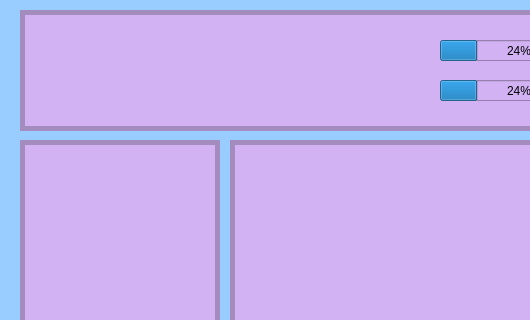
This is Tareas/T02v2/qt-designer-ventana_juego.ui in domingo2000/ProgramacionAvanzada as Qt 5 draws it before an edit; both pictures show x 0 to 530 and y 0 to 320 of the 1034 by 657 pixel window. The edited form follows.
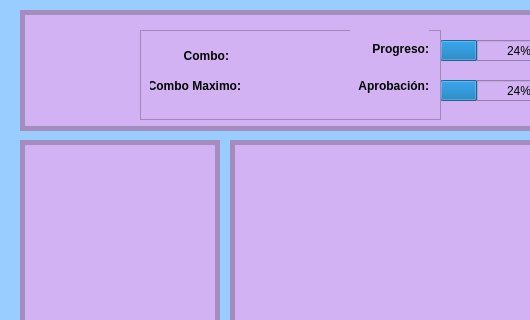
This is the edited form. Icons and pictures are not drawn.

Commit message: actualizada la interfaz

Diff of the .ui file:
```diff
--- a/Tareas/T02v2/qt-designer-ventana_juego.ui
+++ b/Tareas/T02v2/qt-designer-ventana_juego.ui
@@ -124,93 +124,6 @@
      <bool>true</bool>
     </property>
    </widget>
-   <widget class="QFrame" name="frame">
-    <property name="geometry">
-     <rect>
-      <x>120</x>
-      <y>20</y>
-      <width>301</width>
-      <height>90</height>
-     </rect>
-    </property>
-    <property name="styleSheet">
-     <string notr="true">font-weight: bold;</string>
-    </property>
-    <property name="frameShape">
-     <enum>QFrame::StyledPanel</enum>
-    </property>
-    <property name="frameShadow">
-     <enum>QFrame::Raised</enum>
-    </property>
-    <widget class="QLabel" name="label_4">
-     <property name="geometry">
-      <rect>
-       <x>210</x>
-       <y>0</y>
-       <width>79</width>
-       <height>37</height>
-      </rect>
-     </property>
-     <property name="text">
-      <string>Progreso:</string>
-     </property>
-     <property name="alignment">
-      <set>Qt::AlignRight|Qt::AlignTrailing|Qt::AlignVCenter</set>
-     </property>
-    </widget>
-    <widget class="QLabel" name="label_aprobacion">
-     <property name="geometry">
-      <rect>
-       <x>210</x>
-       <y>40</y>
-       <width>79</width>
-       <height>31</height>
-      </rect>
-     </property>
-     <property name="text">
-      <string>Aprobación:</string>
-     </property>
-     <property name="alignment">
-      <set>Qt::AlignRight|Qt::AlignTrailing|Qt::AlignVCenter</set>
-     </property>
-    </widget>
-    <widget class="QLabel" name="mayor_combo_3">
-     <property name="geometry">
-      <rect>
-       <x>10</x>
-       <y>10</y>
-       <width>79</width>
-       <height>31</height>
-      </rect>
-     </property>
-     <property name="text">
-      <string>Combo:</string>
-     </property>
-     <property name="alignment">
-      <set>Qt::AlignRight|Qt::AlignTrailing|Qt::AlignVCenter</set>
-     </property>
-    </widget>
-    <widget class="QLabel" name="mayor_combo">
-     <property name="geometry">
-      <rect>
-       <x>10</x>
-       <y>40</y>
-       <width>91</width>
-       <height>31</height>
-      </rect>
-     </property>
-     <property name="text">
-      <string>Mayor Combo:</string>
-     </property>
-     <property name="alignment">
-      <set>Qt::AlignRight|Qt::AlignTrailing|Qt::AlignVCenter</set>
-     </property>
-    </widget>
-    <zorder>label_4</zorder>
-    <zorder>label_aprobacion</zorder>
-    <zorder>mayor_combo</zorder>
-    <zorder>mayor_combo_3</zorder>
-   </widget>
    <widget class="QFrame" name="frame_2">
     <property name="geometry">
      <rect>
@@ -417,9 +330,95 @@
      <string/>
     </property>
    </widget>
+   <widget class="QFrame" name="frame_5">
+    <property name="geometry">
+     <rect>
+      <x>120</x>
+      <y>20</y>
+      <width>301</width>
+      <height>90</height>
+     </rect>
+    </property>
+    <property name="styleSheet">
+     <string notr="true">font-weight: bold;</string>
+    </property>
+    <property name="frameShape">
+     <enum>QFrame::StyledPanel</enum>
+    </property>
+    <property name="frameShadow">
+     <enum>QFrame::Raised</enum>
+    </property>
+    <widget class="QLabel" name="label_4">
+     <property name="geometry">
+      <rect>
+       <x>210</x>
+       <y>0</y>
+       <width>79</width>
+       <height>37</height>
+      </rect>
+     </property>
+     <property name="text">
+      <string>Progreso:</string>
+     </property>
+     <property name="alignment">
+      <set>Qt::AlignRight|Qt::AlignTrailing|Qt::AlignVCenter</set>
+     </property>
+    </widget>
+    <widget class="QLabel" name="label_aprobacion">
+     <property name="geometry">
+      <rect>
+       <x>210</x>
+       <y>40</y>
+       <width>79</width>
+       <height>31</height>
+      </rect>
+     </property>
+     <property name="text">
+      <string>Aprobación:</string>
+     </property>
+     <property name="alignment">
+      <set>Qt::AlignRight|Qt::AlignTrailing|Qt::AlignVCenter</set>
+     </property>
+    </widget>
+    <widget class="QLabel" name="label_combo">
+     <property name="geometry">
+      <rect>
+       <x>10</x>
+       <y>10</y>
+       <width>79</width>
+       <height>31</height>
+      </rect>
+     </property>
+     <property name="text">
+      <string>Combo:</string>
+     </property>
+     <property name="alignment">
+      <set>Qt::AlignRight|Qt::AlignTrailing|Qt::AlignVCenter</set>
+     </property>
+    </widget>
+    <widget class="QLabel" name="label_combo_maximo">
+     <property name="geometry">
+      <rect>
+       <x>10</x>
+       <y>40</y>
+       <width>91</width>
+       <height>31</height>
+      </rect>
+     </property>
+     <property name="text">
+      <string>Combo Maximo:</string>
+     </property>
+     <property name="alignment">
+      <set>Qt::AlignRight|Qt::AlignTrailing|Qt::AlignVCenter</set>
+     </property>
+    </widget>
+    <zorder>label_4</zorder>
+    <zorder>label_aprobacion</zorder>
+    <zorder>label_combo_maximo</zorder>
+    <zorder>label_combo</zorder>
+   </widget>
    <zorder>barra_superior</zorder>
    <zorder>label_5</zorder>
-   <zorder>frame</zorder>
    <zorder>frame_2</zorder>
    <zorder>boton_comenzar</zorder>
    <zorder>opciones_cancion</zorder>
@@ -428,6 +427,7 @@
    <zorder>boton_salir</zorder>
    <zorder>barra_progreso</zorder>
    <zorder>barra_aprobacion</zorder>
+   <zorder>frame_5</zorder>
   </widget>
   <widget class="QFrame" name="frame_3">
    <property name="geometry">
```
